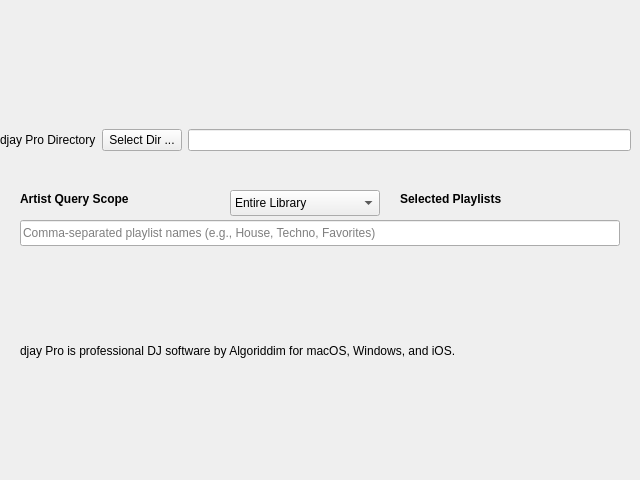
whatsnowplaying/whats-now-playing, file nowplaying/resources/ui/inputs_djaypro.ui: the form before one commit.
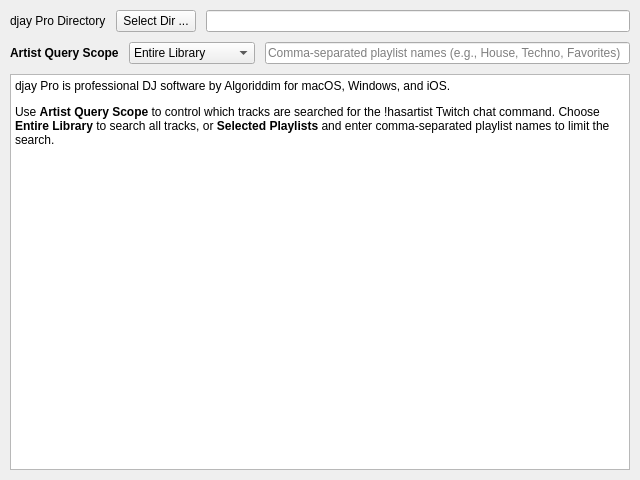
The form after the commit.

```diff
--- a/nowplaying/resources/ui/inputs_djaypro.ui
+++ b/nowplaying/resources/ui/inputs_djaypro.ui
@@ -13,16 +13,15 @@
   <property name="windowTitle">
    <string>djay Pro</string>
   </property>
-  <widget class="QWidget" name="horizontalLayoutWidget">
-   <property name="geometry">
-    <rect>
-     <x>0</x>
-     <y>100</y>
-     <width>631</width>
-     <height>80</height>
-    </rect>
+  <layout class="QVBoxLayout" name="main_layout">
+   <property name="margin">
+    <number>10</number>
    </property>
-   <layout class="QHBoxLayout" name="horizontalLayout">
+   <property name="spacing">
+    <number>10</number>
+   </property>
+   <item>
+    <layout class="QHBoxLayout" name="dir_layout">
     <item>
      <widget class="QLabel" name="dir_label">
       <property name="text">
@@ -41,16 +40,11 @@
      <widget class="QLineEdit" name="dir_lineedit"/>
     </item>
    </layout>
-  </widget>
+   </item>
+   <item>
+    <layout class="QHBoxLayout" name="artist_query_layout">
+     <item>
   <widget class="QLabel" name="artist_query_label">
-   <property name="geometry">
-    <rect>
-     <x>20</x>
-     <y>190</y>
-     <width>200</width>
-     <height>18</height>
-    </rect>
-   </property>
    <property name="font">
     <font>
      <bold>true</bold>
@@ -60,15 +54,9 @@
     <string>Artist Query Scope</string>
    </property>
   </widget>
+     </item>
+     <item>
   <widget class="QComboBox" name="djaypro_artist_scope_combo">
-   <property name="geometry">
-    <rect>
-     <x>230</x>
-     <y>190</y>
-     <width>150</width>
-     <height>26</height>
-    </rect>
-   </property>
    <item>
     <property name="text">
      <string>Entire Library</string>
@@ -80,53 +68,36 @@
     </property>
    </item>
   </widget>
-  <widget class="QLabel" name="playlists_label">
-   <property name="geometry">
-    <rect>
-     <x>400</x>
-     <y>190</y>
-     <width>200</width>
-     <height>18</height>
-    </rect>
-   </property>
-   <property name="font">
-    <font>
-     <bold>true</bold>
-    </font>
-   </property>
-   <property name="text">
-    <string>Selected Playlists</string>
-   </property>
-  </widget>
+     </item>
+     <item>
   <widget class="QLineEdit" name="djaypro_playlists_lineedit">
-   <property name="geometry">
-    <rect>
-     <x>20</x>
-     <y>220</y>
-     <width>600</width>
-     <height>26</height>
-    </rect>
-   </property>
    <property name="placeholderText">
     <string>Comma-separated playlist names (e.g., House, Techno, Favorites)</string>
    </property>
   </widget>
-  <widget class="QLabel" name="help_label">
-   <property name="geometry">
-    <rect>
-     <x>20</x>
-     <y>260</y>
-     <width>601</width>
-     <height>181</height>
-    </rect>
-   </property>
-   <property name="text">
-    <string>djay Pro is professional DJ software by Algoriddim for macOS, Windows, and iOS.</string>
-   </property>
-   <property name="wordWrap">
-    <bool>true</bool>
-   </property>
-  </widget>
+     </item>
+    </layout>
+   </item>
+   <item>
+    <widget class="QTextBrowser" name="help_label">
+     <property name="sizePolicy">
+      <sizepolicy hsizetype="Expanding" vsizetype="Expanding">
+       <horstretch>0</horstretch>
+       <verstretch>1</verstretch>
+      </sizepolicy>
+     </property>
+     <property name="html">
+      <string>&lt;!DOCTYPE HTML PUBLIC &quot;-//W3C//DTD HTML 4.0//EN&quot; &quot;http://www.w3.org/TR/REC-html40/strict.dtd&quot;&gt;
+&lt;html&gt;&lt;head&gt;&lt;meta name=&quot;qrichtext&quot; content=&quot;1&quot; /&gt;&lt;style type=&quot;text/css&quot;&gt;
+p, li { white-space: pre-wrap; }
+&lt;/style&gt;&lt;/head&gt;&lt;body&gt;
+&lt;p&gt;djay Pro is professional DJ software by Algoriddim for macOS, Windows, and iOS.&lt;/p&gt;
+&lt;p&gt;Use &lt;span style=&quot;font-weight:600;&quot;&gt;Artist Query Scope&lt;/span&gt; to control which tracks are searched for the !hasartist Twitch chat command. Choose &lt;span style=&quot;font-weight:600;&quot;&gt;Entire Library&lt;/span&gt; to search all tracks, or &lt;span style=&quot;font-weight:600;&quot;&gt;Selected Playlists&lt;/span&gt; and enter comma-separated playlist names to limit the search.&lt;/p&gt;
+&lt;/body&gt;&lt;/html&gt;</string>
+     </property>
+    </widget>
+   </item>
+  </layout>
  </widget>
  <resources/>
  <connections/>
```
Lines whose indentation alone changed are shown as unchanged.
